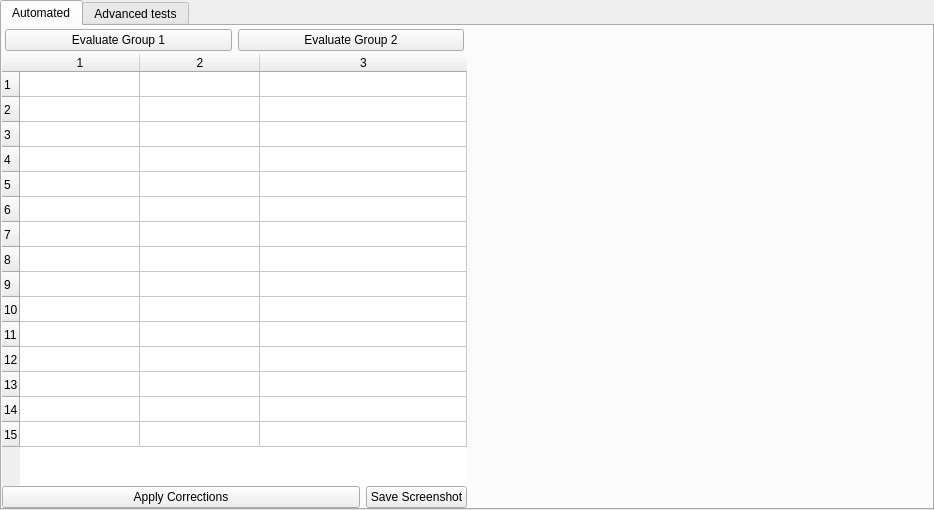
First picture: the form in SEEL_Apps/utilityApps/templates/testing.ui, repository jithinbp/SEELablet-apps, before the edit.
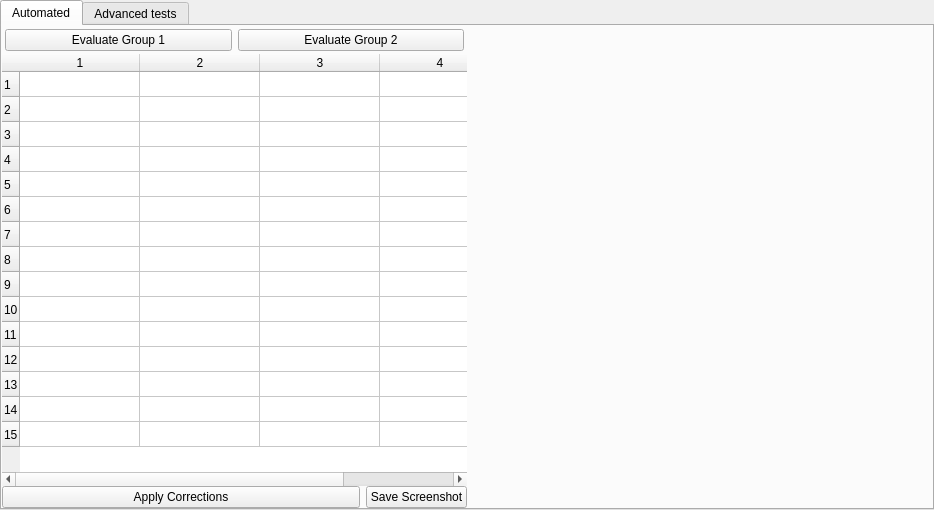
Second picture: the form after the edit.

Commit message: DAC calibration included in testing utility

What changed in the file:
```diff
--- a/SEEL_Apps/utilityApps/templates/testing.ui
+++ b/SEEL_Apps/utilityApps/templates/testing.ui
@@ -93,7 +93,7 @@
            <number>15</number>
           </property>
           <property name="columnCount">
-           <number>3</number>
+           <number>4</number>
           </property>
           <attribute name="horizontalHeaderDefaultSectionSize">
            <number>120</number>
@@ -125,6 +125,7 @@
           <column/>
           <column/>
           <column/>
+          <column/>
          </widget>
         </item>
         <item row="3" column="0">
```
The commit also changes 2 other files.
